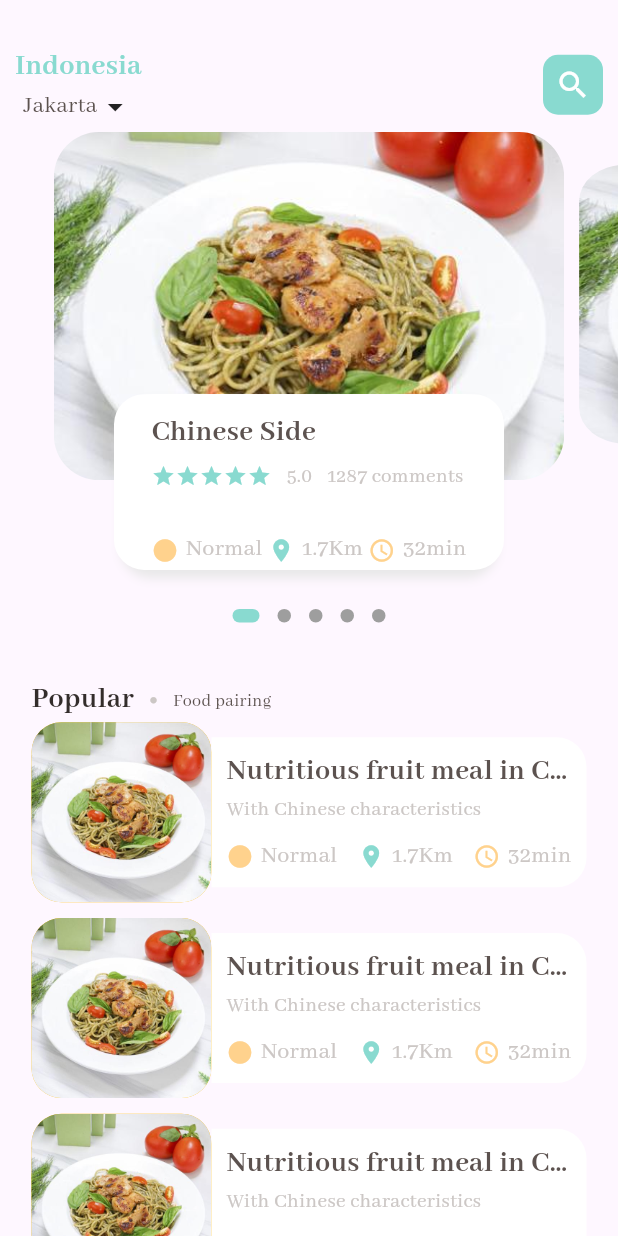
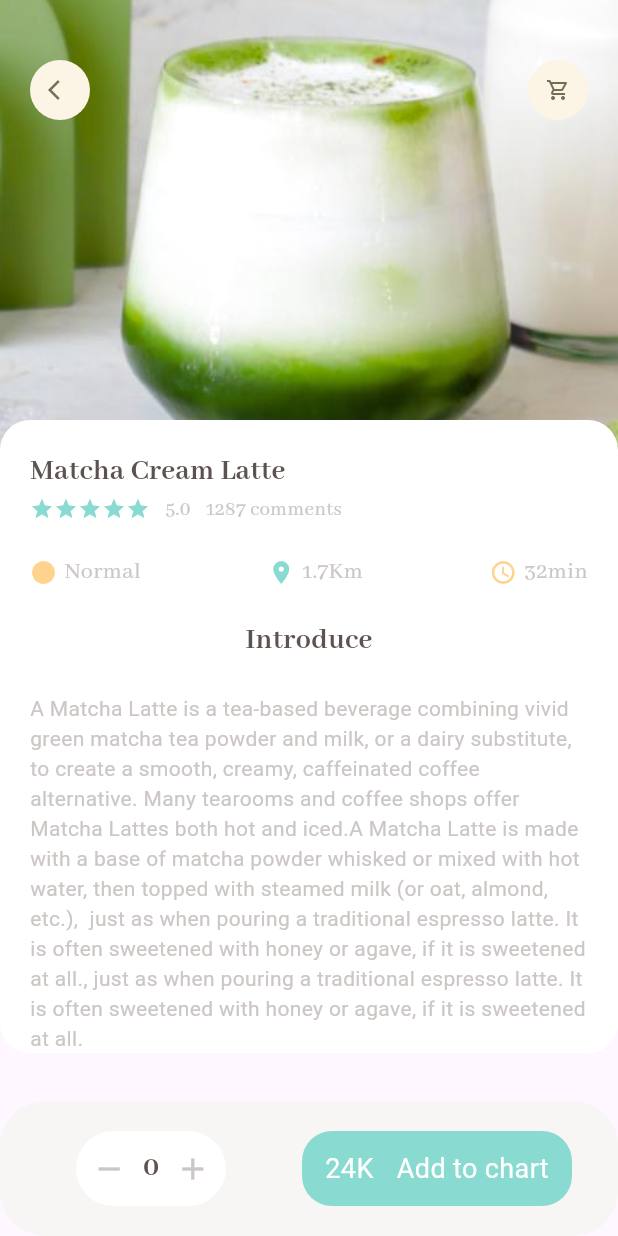
Before and after one commit to ikhsanrdxp/flutter-basic-first, a Flutter app: the screen it shows after launch, on a phone screen of 412 x 824 dp. Run offline on Flutter 3.47's test engine with Material 3 defaults, Android fonts, the phone set to English and light mode, and no system bars; drawn by our look-alikes of dots_indicator; our stand-ins replace firebase_auth, firebase_core, get; missing offline and left inert: firebase_ui_auth; accounts and stored records are empty; generated files the repository leaves out were written again.

Commit message:
update path

```diff
--- a/lib/main.dart
+++ b/lib/main.dart
@@ -5,6 +5,7 @@ import 'package:login/pages/home/home.dart';
 import 'package:login/pages/login.dart';
 import 'package:firebase_core/firebase_core.dart';
 import 'package:login/pages/menu/main_product_page.dart';
+import 'package:login/pages/product/popular_product_detail.dart';
 import 'package:login/pages/profile/profile.dart';
 import 'package:login/pages/register.dart';
 import 'firebase_options.dart';
@@ -37,13 +38,14 @@ class MyApp extends StatelessWidget {
   Widget build(BuildContext context) {
     return GetMaterialApp(
       debugShowCheckedModeBanner: false,
-      initialRoute: '/mainproduct',
+      initialRoute: '/popular_product_detail',
       routes: {
         '/' : (context) => const LoginPage(),
         '/home' : (context) => const HomePage(),
         '/register' : (context) => const RegisterPage(),
         '/profile' : (context) => const ProfilePage(),
         '/mainproduct' : (context) => const MainProductPage(),
+        '/popular_product_detail' : (context) => const PopularProductDetail(),
       },
     );
   }
--- /dev/null
+++ b/lib/pages/product/popular_product_detail.dart
@@ -0,0 +1,178 @@
+import 'package:flutter/material.dart';
+import 'package:login/pages/profile/widget/color_and_text.dart';
+import 'package:login/utils/colors.dart';
+import 'package:login/utils/dimensions.dart';
+import 'package:login/widgets/app_icon.dart';
+import 'package:login/widgets/bigtext.dart';
+import 'package:login/widgets/smalltext.dart';
+
+class PopularProductDetail extends StatelessWidget {
+  const PopularProductDetail({super.key});
+
+  @override
+  Widget build(BuildContext context) {
+    return Scaffold(
+      body: Stack(
+        children: [
+          Positioned(
+            left: 0,
+            right: 0,
+            child: Container(
+              width: double.maxFinite,
+              height: 300,
+              decoration: const BoxDecoration(
+                  image: DecorationImage(
+                      fit: BoxFit.cover,
+                      image:
+                          AssetImage("assets/images/matcha-cream-latte.jpg"))),
+            ),
+          ),
+          const Positioned(
+              top: 40,
+              left: 20,
+              right: 20,
+              child: Row(
+                mainAxisAlignment: MainAxisAlignment.spaceBetween,
+                children: [
+                  AppIcon(icon: Icons.arrow_back_ios),
+                  AppIcon(icon: Icons.shopping_cart_outlined),
+                ],
+              )),
+          Positioned(
+            left: 0,
+            right: 0,
+            top: 280,
+            child: Container(
+              padding: EdgeInsets.only(left: 20, right: 20, top: 20),
+              decoration: BoxDecoration(
+                  borderRadius: BorderRadius.circular(20), color: Colors.white),
+              child: Column(
+                mainAxisAlignment: MainAxisAlignment.spaceAround,
+                crossAxisAlignment: CrossAxisAlignment.start,
+                children: [
+                  BigText(
+                    text: "Matcha Cream Latte",
+                    color: AppColor.titleColor,
+                  ),
+                  Row(
+                    children: [
+                      Wrap(
+                        children: List.generate(
+                            5,
+                            (index) => const Icon(
+                                  Icons.star,
+                                  size: 16,
+                                  color: AppColor.mainColor,
+                                )),
+                      ),
+                      const SizedBox(
+                        width: 10,
+                      ),
+                      SmallText(
+                          text: "5.0", size: 14, color: AppColor.textColor),
+                      const SizedBox(
+                        width: 10,
+                      ),
+                      SmallText(
+                        text: "1287 comments",
+                        size: 14,
+                        color: AppColor.textColor,
+                      ),
+                    ],
+                  ),
+                  SizedBox(
+                    height: Dimensions.height20,
+                  ),
+                  const Row(
+                    mainAxisAlignment: MainAxisAlignment.spaceBetween,
+                    children: [
+                      ColorAndText(
+                          icon: Icons.circle_sharp,
+                          text: "Normal",
+                          color: AppColor.textColor,
+                          iconColor: AppColor.iconColor1),
+                      ColorAndText(
+                          icon: Icons.location_on_sharp,
+                          text: "1.7Km",
+                          color: AppColor.textColor,
+                          iconColor: AppColor.mainColor),
+                      ColorAndText(
+                          icon: Icons.watch_later_outlined,
+                          text: "32min",
+                          color: AppColor.textColor,
+                          iconColor: AppColor.iconColor1),
+                    ],
+                  ),
+                  const SizedBox(
+                    height: 20,
+                  ),
+                  Column(
+                    children: [
+                      BigText(
+                        text: "Introduce",
+                        color: AppColor.titleColor,
+                      ),
+                      const SizedBox(
+                        height: 20,
+                      ),
+                      const Text(
+                        style: TextStyle(color: AppColor.textColor,),
+                          "A Matcha Latte is a tea-based beverage combining vivid green matcha tea powder and milk, or a dairy substitute, to create a smooth, creamy, caffeinated coffee alternative. Many tearooms and coffee shops offer Matcha Lattes both hot and iced.A Matcha Latte is made with a base of matcha powder whisked or mixed with hot water, then topped with steamed milk (or oat, almond, etc.),  just as when pouring a traditional espresso latte. It is often sweetened with honey or agave, if it is sweetened at all., just as when pouring a traditional espresso latte. It is often sweetened with honey or agave, if it is sweetened at all.")
+                    ],
+                  )
+                ],
+              ),
+            ),
+          ),
+          Positioned(
+              bottom: 0,
+              left: 0,
+              right: 0,
+              child: Container(
+                height: 90,
+                decoration: BoxDecoration(
+                    borderRadius: BorderRadius.circular(30),
+                    color: AppColor.buttonBackgroundColor),
+                    child: Row(
+                      mainAxisAlignment: MainAxisAlignment.spaceEvenly,
+                      children: [
+                        Padding(
+                          padding: const EdgeInsets.only(left: 20),
+                          child: Container(
+                            width: 100,
+                            height: 50,
+                            decoration: BoxDecoration(borderRadius: BorderRadius.circular(30),color: Colors.white),
+                          child: Row(
+                            mainAxisAlignment: MainAxisAlignment.spaceEvenly,
+                            children: [
+                              const Icon(Icons.remove,color: AppColor.textColor,),
+                              BigText(text: "0",color: AppColor.titleColor,),
+                              const Icon(Icons.add,color: AppColor.textColor)
+                            ],
+                          ),
+                          ),
+                        ),
+
+                        Padding(
+                          padding: const EdgeInsets.only(left: 20),
+                          child: Container(
+                            width: 180,
+                            height: 50,
+                            decoration: BoxDecoration(borderRadius: BorderRadius.circular(20),color: AppColor.mainColor),
+                          child: const Row(
+                            mainAxisAlignment: MainAxisAlignment.spaceEvenly,
+                            children: [
+                              Text( "24K",style: TextStyle(color: Colors.white,fontSize: 18),),
+                              Text( "Add to chart",style: TextStyle(color: Colors.white,fontSize: 18),),
+                            ],
+                          ),
+                          ),
+                        ),
+                      ],
+                    ),
+              ))
+        ],
+      ),
+    );
+  }
+}
--- /dev/null
+++ b/lib/widgets/app_icon.dart
@@ -0,0 +1,30 @@
+import 'package:flutter/material.dart';
+
+class AppIcon extends StatelessWidget {
+  final IconData icon;
+  final Color backgroundColor;
+  final Color iconColor;
+  final double size;
+  const AppIcon({super.key,
+  required this.icon,
+  this.backgroundColor =const Color(0xFFfcf4e4),
+  this.iconColor =const Color(0xFF756d54),
+  this.size = 40,
+  });
+
+  @override
+  Widget build(BuildContext context) {
+    return Container(
+      width: size,
+      height: size,
+      decoration: BoxDecoration(
+        borderRadius: BorderRadius.circular(size/2),
+        color: backgroundColor
+      ),
+      child: Icon(
+        icon,color: iconColor,
+        size: 16,
+      ),
+    );
+  }
+}
```
